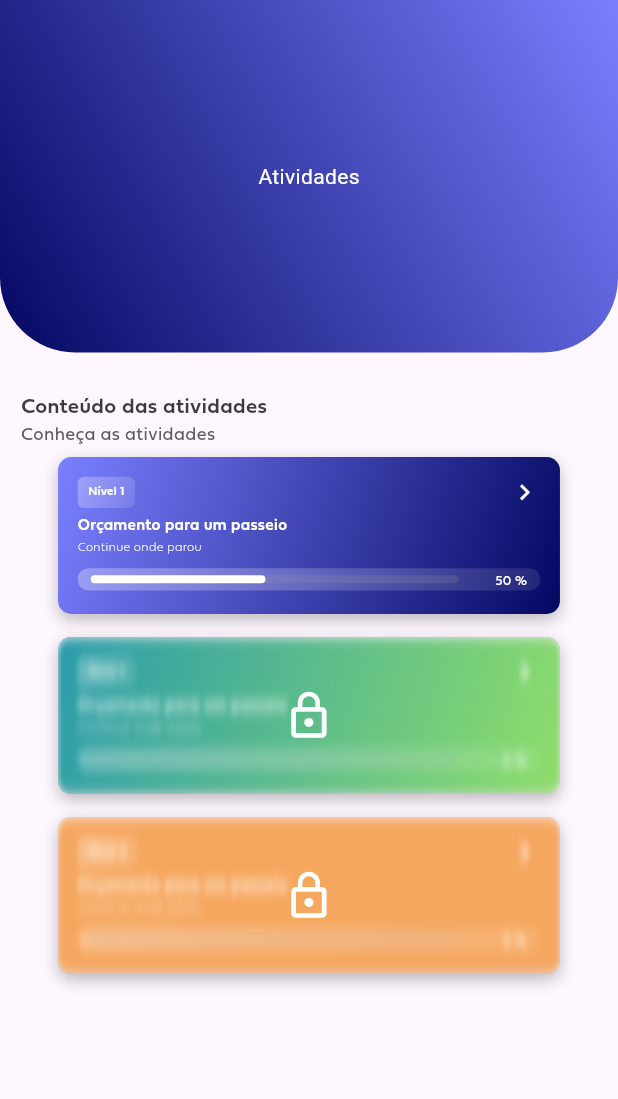
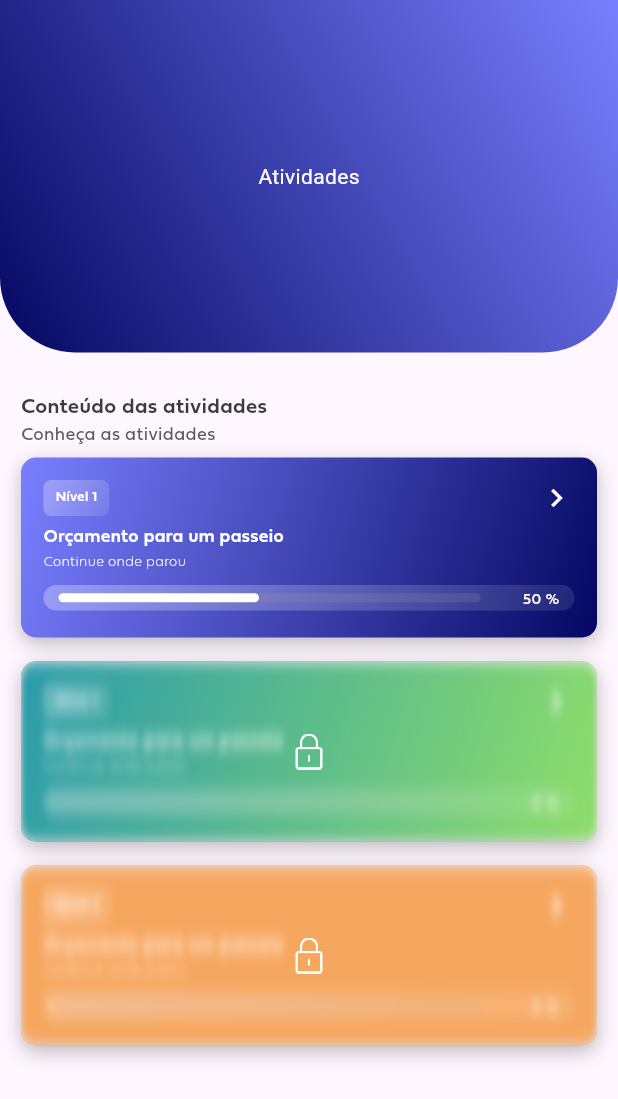
Before and after one commit to ianzin30/L-earn, a Flutter app: the ParentsActivitiesPage screen opened directly with empty values, on a phone screen of 412 x 824 dp. Shown: the top 1099 px of the screen. Run offline on Flutter 3.47's test engine with Material 3 defaults, Android fonts, the phone set to English and light mode, and no system bars.

Commit message:
feat: to revision Activities Content Column

```diff
--- a/learn/lib/pages/loginPage.dart
+++ b/learn/lib/pages/loginPage.dart
@@ -1,5 +1,5 @@
 import 'package:flutter/material.dart';
-import '../widgets/boxSelectorLogin.dart'; // Make sure this import is correct
+import 'package:learn/widgets/loginWidgets/BoxSelectorLogin.dart';
 import 'childrenPages/loginChildPage.dart';
 import 'package:learn/widgets/loginWidgets/loginEnterButton.dart';
 import 'package:learn/widgets/loginWidgets/loginAppBar.dart';
--- a/learn/lib/pages/parentsPages/activitiesPage.dart
+++ b/learn/lib/pages/parentsPages/activitiesPage.dart
@@ -1,7 +1,6 @@
 import 'package:flutter/material.dart';
-import '../../widgets/global/appBar.dart';
-import 'package:learn/widgets/activitieCard.dart';
-import 'package:learn/utils/activitiesList.dart';
+import 'package:learn/widgets/global/appBar.dart';
+import 'package:learn/widgets/activitiesWidgets/activitieContentColumn.dart';
 
 class ParentsActivitiesPage extends StatelessWidget {
   final ValueNotifier<double> pagePosition;
@@ -9,8 +8,6 @@ class ParentsActivitiesPage extends StatelessWidget {
   ParentsActivitiesPage({
     required this.pagePosition
   });
-
-  final List<ActivitieCard> atividades = activitiesList;
 
   @override
   Widget build(BuildContext context) {
@@ -25,24 +22,7 @@ class ParentsActivitiesPage extends StatelessWidget {
       body: Container(
         padding: const EdgeInsets.fromLTRB(14, 25, 14, 0),
         child: SingleChildScrollView(
-          child: Column(
-            crossAxisAlignment: CrossAxisAlignment.start,
-            children: [
-              const Text(
-                "Conteúdo das atividades",
-                style:  TextStyle(color: Color(0XFF3C3C3C), fontSize:14, fontFamily: "Fieldwork-Geo", fontWeight:FontWeight.w600),
-                textAlign: TextAlign.start,
-                ),
-                const Text(
-                "Conheça as atividades",
-                style:  TextStyle(color: Color(0XFF5C5C5C), fontSize:12, fontFamily: "Fieldwork-Geo", fontWeight:FontWeight.w400),
-                textAlign: TextAlign.center,
-                ),
-                Column(
-                  children: atividades,
-                )
-            ],
-          )
+          child: ActivitieContentColumn()
         )
       )
     );
--- a/learn/lib/utils/activitiesList.dart
+++ b/learn/lib/utils/activitiesList.dart
@@ -1,8 +1,8 @@
 import 'package:flutter/material.dart';
-import 'package:learn/widgets/activitieCard.dart';
+import 'package:learn/widgets/activitiesWidgets/activitieCardStatic.dart';
 
-List<ActivitieCard> activitiesList = [
-   ActivitieCard(
+List<ActivitieCardStatic> activitiesList = [
+   ActivitieCardStatic(
     level: 1,
     title: "Orçamento para um passeio",
     description:  "Continue onde parou",
@@ -11,7 +11,7 @@ List<ActivitieCard> activitiesList = [
     backgroundGradientColors: const  [Color(0XFF7A7FFF),Color(0xFF040862)],
     levelGradientColors: [Colors.white.withOpacity(0.3), Colors.white.withOpacity(0.01)],
   ),
-   ActivitieCard(
+   ActivitieCardStatic(
     level: 1,
     title: "Orçamento para um passeio",
     description:  "Continue onde parou",
@@ -20,7 +20,7 @@ List<ActivitieCard> activitiesList = [
     backgroundGradientColors: const  [Color(0XFF1290A2),Color(0xFF82DA59)],
     levelGradientColors: [Colors.white.withOpacity(0.8), Colors.white.withOpacity(0.2)],
   ),
-  ActivitieCard(
+  ActivitieCardStatic(
     level: 2,
     title: "Orçamento para um passeio",
     description:  "Continue onde parou",
--- a/learn/lib/widgets/activitieCard.dart
+++ /dev/null
@@ -1,212 +0,0 @@
-import 'package:flutter/material.dart';
-import 'package:learn/utils/animatedProgressBar.dart';
-import 'dart:ui';
-
-class ActivitieCard extends StatefulWidget {
-  final int level;
-  final String title;
-  final String description;
-  final double progress;
-  final Color progressColor;
-  final bool isLocked;
-  final List<Color> backgroundGradientColors;
-  final List<Color> levelGradientColors;
-  final VoidCallback? onPressed;
-  final double? width;
-
-  ActivitieCard({
-    required this.level,
-    required this.title,
-    required this.description,
-    this.progress = 0.0,
-    this.isLocked = true,
-    this.backgroundGradientColors = const [Color(0XFF7A7FFF), Color(0xFF040862)],
-    this.levelGradientColors = const [Color(0xFFFFFFFF), Color(0xFFFFFFFF)],
-    this.progressColor = const Color(0XFFFFFFFF),
-    this.onPressed,
-    this.width,
-  });
-
-  @override
-  _ActivitieCardState createState() => _ActivitieCardState();
-}
-
-class _ActivitieCardState extends State<ActivitieCard> with SingleTickerProviderStateMixin {
-  late AnimationController _animationController;
-  late Animation<double> _scaleAnimation;
-
-  @override
-  void initState() {
-    super.initState();
-    _animationController = AnimationController(
-      duration: const Duration(milliseconds: 100),
-      vsync: this,
-      lowerBound: 0.75,
-      upperBound: 0.8,
-    );
-    _scaleAnimation = CurvedAnimation(parent: _animationController, curve: Curves.easeInOut);
-    _animationController.addListener(() {
-      if (_animationController.isCompleted) {
-        _animationController.reverse();
-      }
-    });
-  }
-
-  @override
-  void dispose() {
-    _animationController.dispose();
-    super.dispose();
-  }
-
-  void _onTap() {
-    if (widget.onPressed != null) {
-      widget.onPressed!();
-    }
-    _animationController.forward();
-  }
-
-  @override
-  Widget build(BuildContext context) {
-    double widgetWidth = widget.width ?? MediaQuery.of(context).size.width -10;
-    return GestureDetector(
-      onTap: _onTap,
-      child: ScaleTransition(
-        scale: _scaleAnimation,
-        child: Container(
-          width: widgetWidth,
-          height: 120,
-          decoration: BoxDecoration(
-            borderRadius: BorderRadius.circular(10.0),
-            gradient: LinearGradient(
-              colors: widget.backgroundGradientColors,
-              begin: Alignment.topLeft,
-              end: Alignment.bottomRight,
-            ),
-            boxShadow: [
-              BoxShadow(
-                color: Colors.black.withOpacity(0.25),
-                offset: Offset(0, 4),
-                blurRadius: 10,
-              ),
-            ],
-          ),
-          child: Stack(
-        children: [
-         Container (
-          padding: EdgeInsets.all(15.0),
-           child: Column(
-            crossAxisAlignment: CrossAxisAlignment.start,
-            children: [
-              Row(
-                mainAxisAlignment: MainAxisAlignment.spaceBetween,
-                children: [
-                  Container(
-                    height: 24.0,
-                    padding: const EdgeInsets.symmetric(horizontal: 8.0, vertical: 4.0),
-                    decoration: BoxDecoration(
-                      borderRadius: BorderRadius.circular(5.0),
-                      gradient: LinearGradient(
-                        colors: [Colors.white.withOpacity(0.3), Colors.white.withOpacity(0.1)],
-                        begin: Alignment.topLeft,
-                        end: Alignment.bottomRight,
-                      ),
-                    ),
-                    child: Text(
-                      "Nível ${widget.level}",
-                      style: const TextStyle(
-                        color: Colors.white,
-                        fontSize: 9,
-                        fontWeight: FontWeight.w600,
-                        fontFamily: "Fieldwork-Geo"
-                      ),
-                      textAlign: TextAlign.center,
-                    ),
-                  ),
-                  Icon(Icons.chevron_right, color: Colors.white),
-                ],
-              ),
-              SizedBox(height: 4),
-              Text(
-                widget.title,
-                style: const TextStyle(
-                  fontFamily: "Fieldwork-Geo",
-                  fontSize: 12,
-                  fontWeight: FontWeight.w600,
-                  color: Color(0xFFFFFFFF),
-                ),
-              ),
-              SizedBox(height: 2),
-              Text(
-                widget.description,
-                style: const TextStyle(
-                  fontFamily: "Fieldwork-Geo",
-                  fontSize: 9,
-                  fontWeight: FontWeight.w200,
-                  color: Color(0xFFFFFFFF),
-                ),
-              ),
-              SizedBox(height: 10),
-              // Barra de progresso
-              Container(
-                padding: const EdgeInsets.symmetric(vertical: 1.5, horizontal: 10),
-                decoration: BoxDecoration(
-                  borderRadius: BorderRadius.circular(25.0),
-                  gradient: LinearGradient(
-                    colors: [Colors.white.withOpacity(0.3), Colors.white.withOpacity(0.1)],
-                    begin: Alignment.topLeft,
-                  )
-                ),
-                child: Row(
-                  mainAxisAlignment: MainAxisAlignment.spaceBetween,
-                  children: [
-                    Container(
-                      width: widgetWidth*0.70,
-                      child: AnimatedProgressBar(
-                        progress: widget.progress,
-                        maxProgress: 100,
-                        barColor: widget.progressColor,
-                        height: 6,
-                      )
-                    ),
-                    const SizedBox(width: 2),
-                    Text(
-                      "${widget.progress.ceil()} %",
-                      style: const TextStyle(
-                        fontFamily: "Fieldwork-Geo",
-                        fontSize: 10,
-                        fontWeight: FontWeight.w400,
-                        color: Color(0xFFFFFFFF),
-                      )
-                    )
-                ],)
-
-              ),
-            ],
-          )
-         ),
-          if (widget.isLocked) ...[
-            Positioned.fill(
-              child: ClipRRect(
-                borderRadius: BorderRadius.circular(10.0),
-                child: BackdropFilter(
-                  filter: ImageFilter.blur(sigmaX: 2, sigmaY: 5),
-                  child: Container(
-                    alignment: Alignment.center,
-                    color: Colors.white.withOpacity(0.1),
-                    child: const Icon(
-                      Icons.lock_outline,
-                      color: Colors.white,
-                      size: 40,
-                    ),
-                  ),
-                ),
-              ),
-            ),
-          ],
-        ],
-      ),
-        ),
-      ),
-    );
-  }
-}
--- /dev/null
+++ b/learn/lib/widgets/activitiesWidgets/activitieCardAnimated.dart
@@ -0,0 +1,68 @@
+import 'package:flutter/material.dart';
+import 'package:learn/widgets/activitiesWidgets/activitieCardStatic.dart';
+
+class ActivitieCard extends StatefulWidget {
+  final ActivitieCardStatic activitie;
+
+  ActivitieCard({
+    required this.activitie,
+  });
+
+  @override
+  _ActivitieCardState createState() => _ActivitieCardState();
+}
+
+class _ActivitieCardState extends State<ActivitieCard> with SingleTickerProviderStateMixin {
+  late AnimationController _animationController;
+  late Animation<double> _scaleAnimation;
+
+  @override
+  void initState() {
+    super.initState();
+    _animationController = AnimationController(
+      duration: const Duration(milliseconds: 150), // Um pouco mais rápido para um "pulo"
+      vsync: this,
+    );
+    _scaleAnimation = Tween<double>(begin: 1.0, end: 1.1)
+      .animate(
+        CurvedAnimation(
+          parent: _animationController,
+          curve: Curves.easeOut, // Começa rápido e termina lentamente
+          reverseCurve: Curves.easeIn, // Começa lentamente e termina rápido
+        ),
+      );
+  }
+
+  @override
+  void dispose() {
+    _animationController.dispose();
+    super.dispose();
+  }
+
+  void _onTap() {
+    if (!widget.activitie.isLocked) {
+      widget.activitie.onPressed?.call();
+    }
+    _animationController
+      .forward()
+      .then((_) => _animationController.reverse()); // Faz a animação "pulo"
+  }
+
+  @override
+  Widget build(BuildContext context) {
+    return GestureDetector(
+      onTap: _onTap,
+      child: AnimatedBuilder(
+        animation: _scaleAnimation,
+        builder: (context, child) {
+          return Transform.scale(
+            scale: _scaleAnimation.value,
+            alignment: Alignment.center, // Garante que a escala é do centro
+            child: child,
+          );
+        },
+        child: widget.activitie,
+      ),
+    );
+  }
+}
--- /dev/null
+++ b/learn/lib/widgets/activitiesWidgets/activitieCardStatic.dart
@@ -0,0 +1,169 @@
+import 'package:flutter/material.dart';
+import 'package:learn/utils/animatedProgressBar.dart';
+import 'dart:ui';
+
+class ActivitieCardStatic extends StatelessWidget {
+  final int level;
+  final String title;
+  final String description;
+  final double progress;
+  final Color progressColor;
+  final bool isLocked;
+  final List<Color> backgroundGradientColors;
+  final List<Color> levelGradientColors;
+  final VoidCallback? onPressed;
+  final double? width;
+
+  ActivitieCardStatic({
+    required this.level,
+    required this.title,
+    required this.description,
+    this.progress = 0.0,
+    this.isLocked = true,
+    this.backgroundGradientColors = const [Color(0XFF7A7FFF), Color(0xFF040862)],
+    this.levelGradientColors = const [Color(0xFFFFFFFF), Color(0xFFFFFFFF)],
+    this.progressColor = const Color(0XFFFFFFFF),
+    this.onPressed,
+    this.width,
+  });
+
+  @override
+  Widget build(BuildContext context) {
+    double widgetWidth = width ?? MediaQuery.of(context).size.width -10;
+    return Container(
+          width: widgetWidth,
+          height: 120,
+          decoration: BoxDecoration(
+            borderRadius: BorderRadius.circular(10.0),
+            gradient: LinearGradient(
+              colors: backgroundGradientColors,
+              begin: Alignment.topLeft,
+              end: Alignment.bottomRight,
+            ),
+            boxShadow: [
+              BoxShadow(
+                color: Colors.black.withOpacity(0.25),
+                offset: Offset(0, 4),
+                blurRadius: 10,
+              ),
+            ],
+          ),
+          child: Stack(
+            children: [
+              Container (
+                width: widgetWidth,
+                padding: EdgeInsets.all(15.0),
+                 child: Column(
+                  crossAxisAlignment: CrossAxisAlignment.start,
+                  children: [
+                    Row(
+                      mainAxisAlignment: MainAxisAlignment.spaceBetween,
+                      children: [
+                        Container(
+                          height: 24.0,
+                          padding: const EdgeInsets.symmetric(horizontal: 8.0, vertical: 4.0),
+                          decoration: BoxDecoration(
+                            borderRadius: BorderRadius.circular(5.0),
+                            gradient: LinearGradient(
+                              colors: [Colors.white.withOpacity(0.3), Colors.white.withOpacity(0.1)],
+                              begin: Alignment.topLeft,
+                              end: Alignment.bottomRight,
+                            ),
+                          ),
+                          child: Text(
+                            "Nível ${level}",
+                            style: const TextStyle(
+                              color: Colors.white,
+                              fontSize: 9,
+                              fontWeight: FontWeight.w600,
+                              fontFamily: "Fieldwork-Geo"
+                            ),
+                            textAlign: TextAlign.center,
+                          ),
+                        ),
+                        Icon(Icons.chevron_right, color: Colors.white),
+                      ],
+                    ),
+                    SizedBox(height: 4),
+                    Text(
+                      title,
+                      style: const TextStyle(
+                        fontFamily: "Fieldwork-Geo",
+                        fontSize: 12,
+                        fontWeight: FontWeight.w600,
+                        color: Color(0xFFFFFFFF),
+                      ),
+                    ),
+                    SizedBox(height: 2),
+                    Text(
+                      description,
+                      style: const TextStyle(
+                        fontFamily: "Fieldwork-Geo",
+                        fontSize: 9,
+                        fontWeight: FontWeight.w200,
+                        color: Color(0xFFFFFFFF),
+                      ),
+                    ),
+                    SizedBox(height: 10),
+                    // Barra de progresso
+                    Container(
+                      padding: const EdgeInsets.symmetric(vertical: 1.5, horizontal: 10),
+                      decoration: BoxDecoration(
+                        borderRadius: BorderRadius.circular(25.0),
+                        gradient: LinearGradient(
+                          colors: [Colors.white.withOpacity(0.3), Colors.white.withOpacity(0.1)],
+                          begin: Alignment.topLeft,
+                        )
+                      ),
+                      child: Row(
+                        mainAxisAlignment: MainAxisAlignment.spaceBetween,
+                        children: [
+                          Container(
+                            width: widgetWidth*0.70,
+                            child: AnimatedProgressBar(
+                              progress: progress,
+                              maxProgress: 100,
+                              barColor: progressColor,
+                              height: 6,
+                            )
+                          ),
+                          const SizedBox(width: 2),
+                          Text(
+                            "${progress.ceil()} %",
+                            style: const TextStyle(
+                              fontFamily: "Fieldwork-Geo",
+                              fontSize: 10,
+                              fontWeight: FontWeight.w400,
+                              color: Color(0xFFFFFFFF),
+                            )
+                          )
+                      ],)
+
+                    ),
+                  ],
+                )
+              ),
+              if (isLocked) ...[
+                Positioned.fill(
+                  child: ClipRRect(
+                    borderRadius: BorderRadius.circular(10.0),
+                    child: BackdropFilter(
+                      filter: ImageFilter.blur(sigmaX: 2, sigmaY: 5),
+                      child: Container(
+                        alignment: Alignment.center,
+                        color: Colors.white.withOpacity(0.1),
+                        child: Image.asset(
+                          'assets/images/appIcons/icon-lock-default.png',
+                          color: Colors.white,
+                          height: 24,
+                        ),
+                      ),
+                    ),
+                  ),
+                ),
+              ],
+            ],
+      ),
+    );
+  }
+}
--- /dev/null
+++ b/learn/lib/widgets/activitiesWidgets/activitieContentColumn.dart
@@ -0,0 +1,47 @@
+import "package:flutter/material.dart";
+import 'package:learn/widgets/activitiesWidgets/activitieCardStatic.dart';
+import 'package:learn/widgets/activitiesWidgets/activitieCardAnimated.dart';
+import 'package:learn/utils/activitiesList.dart';
+
+const isStatic = false;
+
+
+class ActivitieContentColumn extends StatelessWidget {
+  final List<ActivitieCardStatic>? activities;
+
+  ActivitieContentColumn({
+    this.activities
+  });
+
+
+  final List<Widget> atividades = isStatic ? activitiesList
+                                           : activitiesList.map((e) => Container(
+                                                                        padding: EdgeInsets.fromLTRB(0, 8, 0, 8),
+                                                                        child: ActivitieCard(activitie: e))).toList();
+
+  @override
+  Widget build(BuildContext context) {
+    return Container(
+      child:
+      Column(
+        crossAxisAlignment: CrossAxisAlignment.start,
+        children: [
+          const Text(
+            "Conteúdo das atividades",
+            style:  TextStyle(color: Color(0XFF3C3C3C), fontSize:14, fontFamily: "Fieldwork-Geo", fontWeight:FontWeight.w600),
+            textAlign: TextAlign.start,
+            ),
+            const Text(
+            "Conheça as atividades",
+            style:  TextStyle(color: Color(0XFF5C5C5C), fontSize:12, fontFamily: "Fieldwork-Geo", fontWeight:FontWeight.w400),
+            textAlign: TextAlign.start,
+            ),
+            Column(
+              crossAxisAlignment: CrossAxisAlignment.center,
+              children: atividades,
+            )
+        ],
+      ),
+    );
+  }
+}
```
